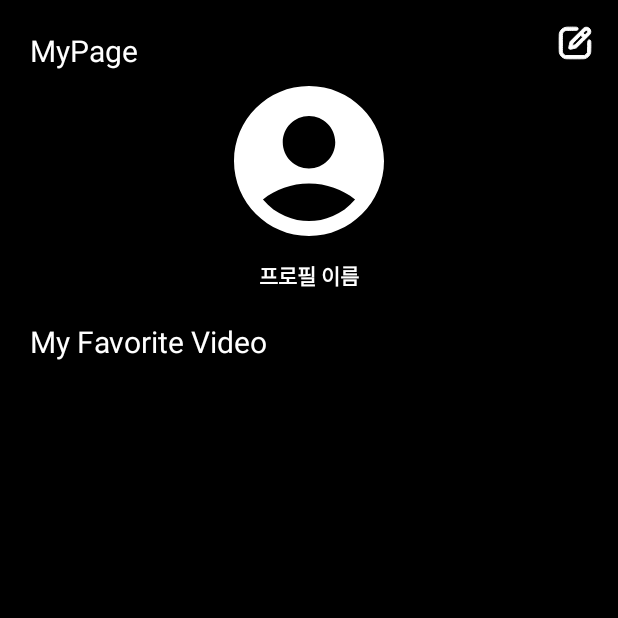
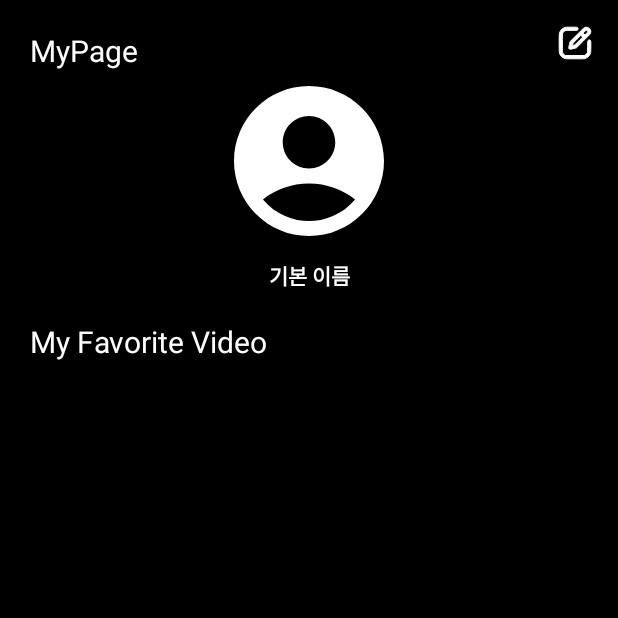
Before and after one commit to Android-Team-13-Maniacs/android_project_maniacs, an Android app: the fragment MyVideoFragment shown on its own in the app's theme, on a phone screen of 412 x 824 dp, the top half of it. Run offline under Robolectric (Android 15) with nearby library versions, the phone set to English and light mode, and no system bars; libraries missing offline, so code that uses them is left out: me.relex.circleindicator; pictures from the network do not load.

Commit message:
[Feature]:MyVideoFragment sharedPreferences 기능 추가

```diff
--- a/app/src/main/java/com/example/android_teammaniacs_project/myVideoPage/MyVideoFragment.kt
+++ b/app/src/main/java/com/example/android_teammaniacs_project/myVideoPage/MyVideoFragment.kt
@@ -78,11 +78,30 @@ class MyVideoFragment : Fragment() {
             binding.tvProfileName.text = name
         }
         profileImageUri.observe(viewLifecycleOwner) {uri ->
-            binding.ivProfile.setImageURI(uri)
+            Log.d("Hyunsik", "EFG"+uri)
+
+            val cr = requireActivity().contentResolver
+            uri?.let { cr.takePersistableUriPermission(it, Intent.FLAG_GRANT_READ_URI_PERMISSION)
+                binding.ivProfile.setImageURI(it)}
+
+            Log.d("Hyunsik", "III")
+
         }
     }
 
     override fun onResume() = with(binding) {
+
+        val sharedPreferences =
+            context?.getSharedPreferences("MyProfilePreferences", Context.MODE_PRIVATE)
+
+        val storedName = sharedPreferences?.getString("profileName", "기본 이름")
+        val storedImageUriString = sharedPreferences?.getString("profileImageUri", null)
+
+        // 불러온 데이터로 프로필 정보 업데이트
+        if (storedName != null) {
+            Log.d("Hyunsik", "ABC")
+            viewModel.setProfile(storedName, storedImageUriString?.let { Uri.parse(it) })
+        }
         // 데이터 불러오기
         // 현재는 알파벳순으로 데이터가 불러오고 있음
         val sharedPref =
```
Also changed, not shown: app/src/main/java/com/example/android_teammaniacs_project/myVideoPage/ProfileDialog.kt (+20 -1 lines).
